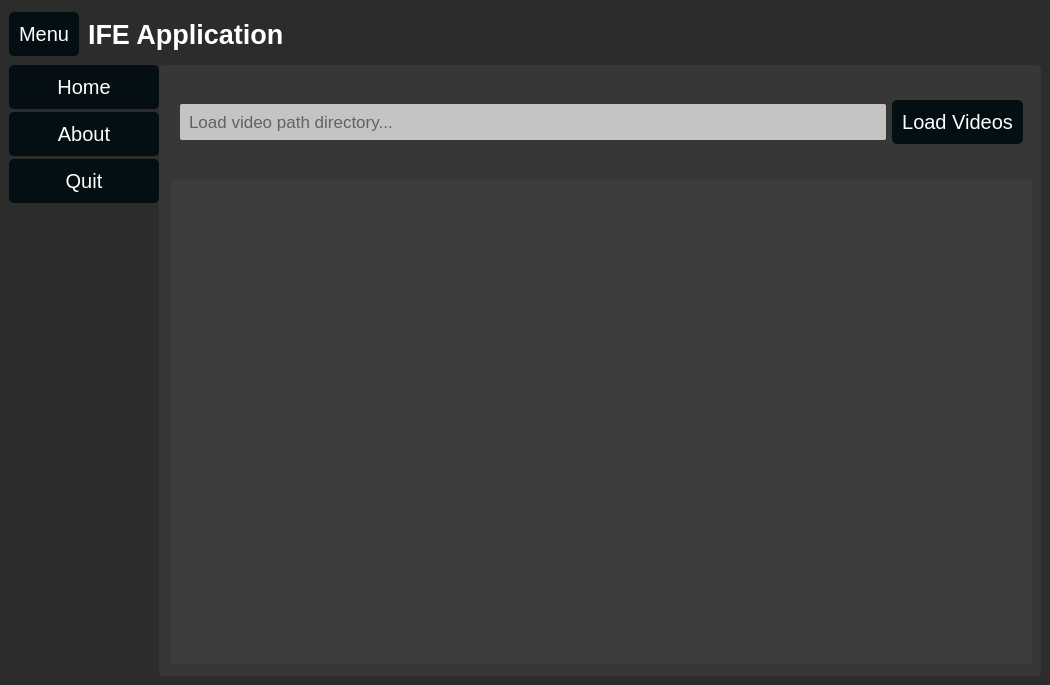
This is Sources/ui_mainwindow.ui in farruck-tusar/IFE_Python as Qt 5 draws it before an edit. The edited form follows.
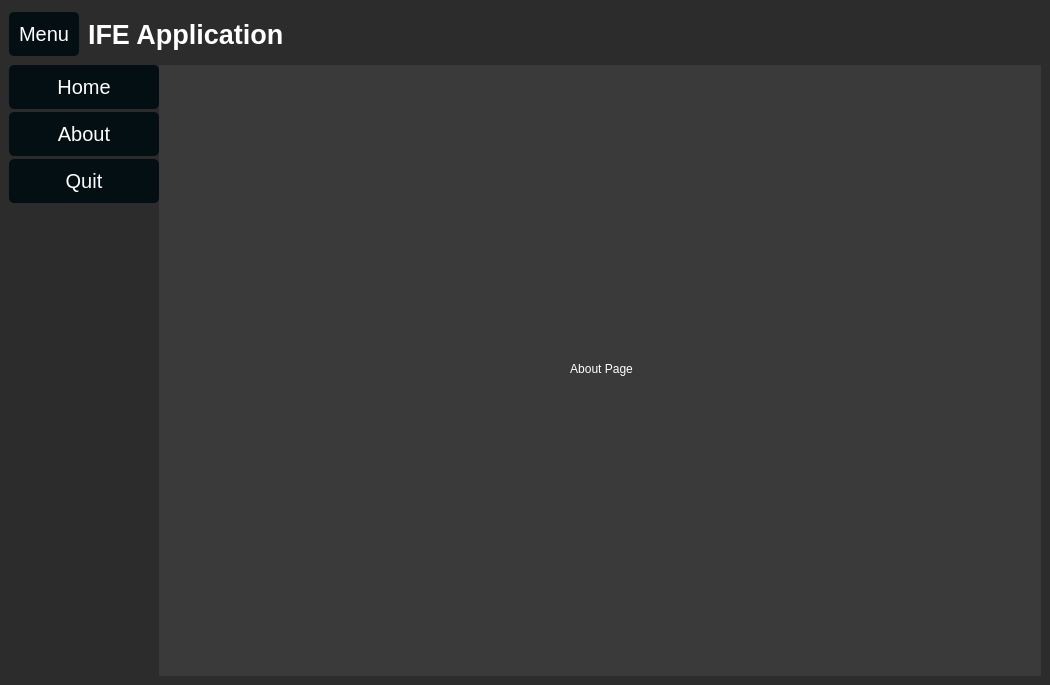
This is the edited form. The open tabs and pages were chosen to show the change. Icons and pictures are not drawn.

Commit message: Add stacked widget pages for menu buttons

The edit to the form file:
```diff
--- a/Sources/ui_mainwindow.ui
+++ b/Sources/ui_mainwindow.ui
@@ -31,12 +31,15 @@
 	padding: 10px;
 	background-color: #040f13;
 	border-radius: 5px;
+}
+QPushButton:pressed {
+    background-color: red;
 }</string>
   </property>
   <widget class="QWidget" name="centralwidget">
    <layout class="QVBoxLayout" name="verticalLayout">
     <item alignment="Qt::AlignLeft">
-     <widget class="QFrame" name="headerFrame">
+     <widget class="QFrame" name="frame_header">
       <property name="sizePolicy">
        <sizepolicy hsizetype="Preferred" vsizetype="Expanding">
         <horstretch>0</horstretch>
@@ -78,7 +81,7 @@
         <number>0</number>
        </property>
        <item alignment="Qt::AlignLeft">
-        <widget class="QFrame" name="menuFrame">
+        <widget class="QFrame" name="frame_toggle">
          <property name="frameShape">
           <enum>QFrame::StyledPanel</enum>
          </property>
@@ -102,7 +105,7 @@
            <number>0</number>
           </property>
           <item>
-           <widget class="QPushButton" name="btn_menu">
+           <widget class="QPushButton" name="btn_toggle">
             <property name="font">
              <font>
               <pointsize>15</pointsize>
@@ -121,7 +124,7 @@
         </widget>
        </item>
        <item alignment="Qt::AlignLeft">
-        <widget class="QFrame" name="appNameFrame">
+        <widget class="QFrame" name="frame_title">
          <property name="sizePolicy">
           <sizepolicy hsizetype="Expanding" vsizetype="Preferred">
            <horstretch>0</horstretch>
@@ -136,7 +139,7 @@
          </property>
          <layout class="QHBoxLayout" name="horizontalLayout_3">
           <item alignment="Qt::AlignLeft">
-           <widget class="QLabel" name="appName">
+           <widget class="QLabel" name="lbl_title">
             <property name="font">
              <font>
               <pointsize>20</pointsize>
@@ -155,7 +158,7 @@
      </widget>
     </item>
     <item>
-     <widget class="QFrame" name="bodyFrame">
+     <widget class="QFrame" name="frame_body">
       <property name="sizePolicy">
        <sizepolicy hsizetype="Preferred" vsizetype="Expanding">
         <horstretch>0</horstretch>
@@ -185,7 +188,7 @@
         <number>0</number>
        </property>
        <item>
-        <widget class="QWidget" name="sidebarWidget" native="true">
+        <widget class="QWidget" name="widget_sidebar" native="true">
          <property name="sizePolicy">
           <sizepolicy hsizetype="Preferred" vsizetype="Preferred">
            <horstretch>0</horstretch>
@@ -209,7 +212,7 @@
            <number>0</number>
           </property>
           <item alignment="Qt::AlignLeft|Qt::AlignTop">
-           <widget class="QFrame" name="sidebarFrame">
+           <widget class="QFrame" name="frame_sidebar">
             <property name="enabled">
              <bool>true</bool>
             </property>
@@ -308,7 +311,7 @@
         </widget>
        </item>
        <item>
-        <widget class="QFrame" name="mainFrame">
+        <widget class="QFrame" name="frame_main">
          <property name="sizePolicy">
           <sizepolicy hsizetype="Expanding" vsizetype="Preferred">
            <horstretch>0</horstretch>
@@ -318,6 +321,10 @@
          <property name="autoFillBackground">
           <bool>false</bool>
          </property>
+         <property name="styleSheet">
+          <string notr="true">background-color: rgb(58, 58, 58);
+</string>
+         </property>
          <property name="frameShape">
           <enum>QFrame::StyledPanel</enum>
          </property>
@@ -335,45 +342,26 @@
            <number>12</number>
           </property>
           <item>
-           <widget class="QFrame" name="loadVideoFrame">
-            <property name="minimumSize">
-             <size>
-              <width>0</width>
-              <height>100</height>
-             </size>
-            </property>
-            <property name="maximumSize">
-             <size>
-              <width>16777215</width>
-              <height>100</height>
-             </size>
-            </property>
+           <widget class="QStackedWidget" name="widget_stacked">
             <property name="autoFillBackground">
              <bool>false</bool>
             </property>
             <property name="styleSheet">
-             <string notr="true">background-color: transparent;</string>
+             <string notr="true"/>
             </property>
+            <widget class="QWidget" name="page_home">
+             <layout class="QVBoxLayout" name="verticalLayout_5">
+              <item>
+               <widget class="QFrame" name="frame_loadVideo">
             <property name="frameShape">
              <enum>QFrame::StyledPanel</enum>
             </property>
             <property name="frameShadow">
              <enum>QFrame::Raised</enum>
             </property>
-            <layout class="QHBoxLayout" name="horizontalLayout_5">
-             <property name="spacing">
-              <number>-1</number>
-             </property>
-             <property name="bottomMargin">
-              <number>12</number>
-             </property>
+                <layout class="QHBoxLayout" name="horizontalLayout_7">
              <item>
               <widget class="QLineEdit" name="edit_pathDir">
-               <property name="font">
-                <font>
-                 <pointsize>13</pointsize>
-                </font>
-               </property>
                <property name="styleSheet">
                 <string notr="true">color: rgb(0, 0, 0);
 background-color: rgb(196, 196, 196);
@@ -381,30 +369,13 @@
 border-radius: 2px;
 padding: 7px 7px 7px 7px; </string>
                </property>
-               <property name="text">
-                <string/>
-               </property>
-               <property name="dragEnabled">
-                <bool>true</bool>
-               </property>
-               <property name="readOnly">
-                <bool>false</bool>
-               </property>
                <property name="placeholderText">
                 <string>Load video path directory...</string>
                </property>
-               <property name="clearButtonEnabled">
-                <bool>false</bool>
-               </property>
               </widget>
              </item>
              <item>
               <widget class="QPushButton" name="btn_loadVideo">
-               <property name="font">
-                <font>
-                 <pointsize>15</pointsize>
-                </font>
-               </property>
                <property name="styleSheet">
                 <string notr="true">background-color: #040f13;</string>
                </property>
@@ -417,24 +388,52 @@
            </widget>
           </item>
           <item>
-           <widget class="QFrame" name="videoPreviewFrame">
-            <property name="autoFillBackground">
-             <bool>false</bool>
-            </property>
+               <widget class="QFrame" name="frame_videoList">
+                <property name="frameShape">
+                 <enum>QFrame::StyledPanel</enum>
+                </property>
+                <property name="frameShadow">
+                 <enum>QFrame::Raised</enum>
+                </property>
+                <layout class="QVBoxLayout" name="verticalLayout_6">
+                 <item>
+                  <widget class="QListWidget" name="video_list">
             <property name="styleSheet">
-             <string notr="true">background-color: rgb(60, 60, 60);</string>
-            </property>
+                    <string notr="true">background-color: rgb(75, 75, 75);</string>
+                   </property>
+                  </widget>
+                 </item>
+                </layout>
+               </widget>
+              </item>
+             </layout>
+            </widget>
+            <widget class="QWidget" name="page_about">
+             <layout class="QVBoxLayout" name="verticalLayout_8">
+              <item>
+               <widget class="QFrame" name="frame_about">
             <property name="frameShape">
              <enum>QFrame::StyledPanel</enum>
             </property>
             <property name="frameShadow">
              <enum>QFrame::Raised</enum>
             </property>
-            <layout class="QHBoxLayout" name="horizontalLayout_6">
+                <layout class="QVBoxLayout" name="verticalLayout_7">
              <item>
-              <widget class="QListWidget" name="videoListPreview"/>
-             </item>
-            </layout>
+                  <widget class="QLabel" name="lbl_about">
+                   <property name="text">
+                    <string>About Page</string>
+                   </property>
+                   <property name="alignment">
+                    <set>Qt::AlignCenter</set>
+                   </property>
+                  </widget>
+                 </item>
+                </layout>
+               </widget>
+              </item>
+             </layout>
+            </widget>
            </widget>
           </item>
          </layout>
```
Lines whose indentation alone changed are shown as unchanged. The commit also changes 2 other files.
